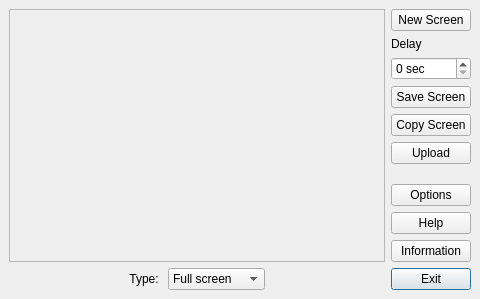
The window that src/ui/mainwindow.ui (lxqt/screengrab) describes before a commit, drawn with Qt 5.
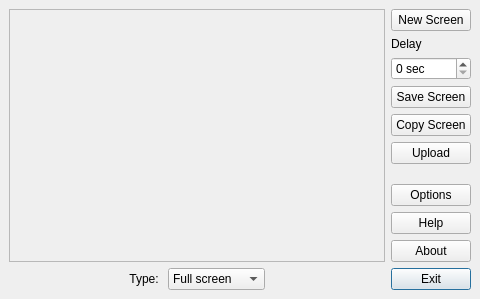
The same window after the commit.

Commit message: button text "Information" replaced with "About"

What changed in the file:
```diff
--- a/src/ui/mainwindow.ui
+++ b/src/ui/mainwindow.ui
@@ -338,7 +338,7 @@
            <string>Information about ScreenGrab</string>
           </property>
           <property name="text">
-           <string>Information</string>
+           <string>About</string>
           </property>
           <property name="shortcut">
            <string>Ctrl+I</string>
```
